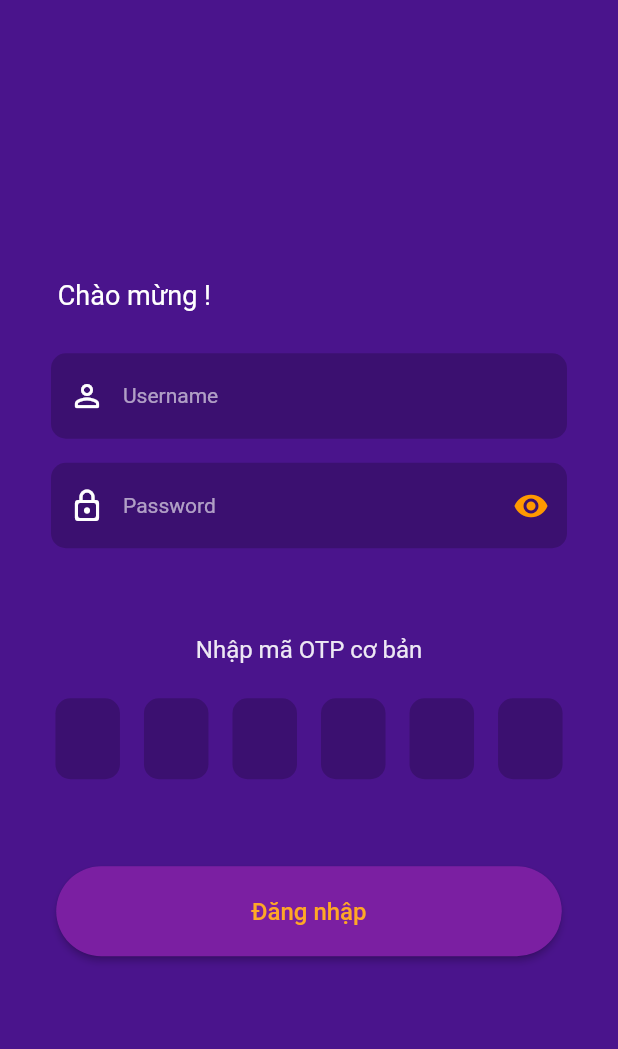
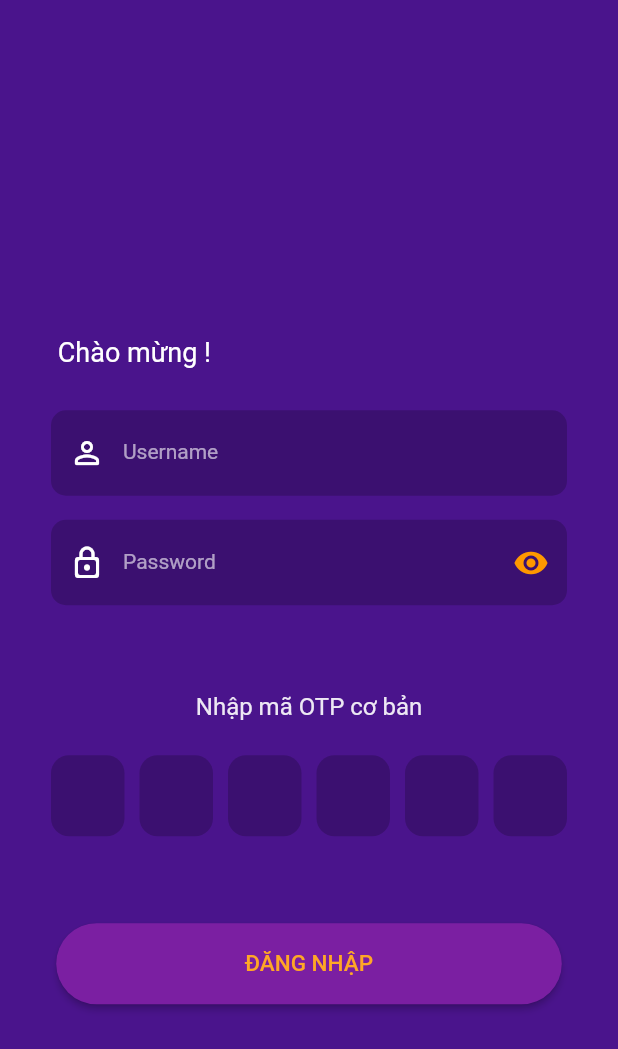
Before and after one commit to hnq-jan8/int_tp_app, a Flutter app: the screen it shows after launch, on a phone screen of 412 x 824 dp. Shown: the top 1049 px of the screen. Run offline on Flutter 3.47's test engine with Material 2 defaults, Android fonts, the phone set to English and light mode, and no system bars.

Commit message:
OTP field works, done building login screen

```diff
--- a/lib/login.dart
+++ b/lib/login.dart
@@ -14,6 +14,9 @@ class _LoginState extends State<Login> {
   String otp = '';
 
   var otpController = List.generate(6, (index) => TextEditingController());
+  var otpFocusNode = List.generate(6, (index) => FocusNode());
+
+  bool _isObscure = true;
 
   switchObscure({required isObscure}) {
     setState(() {
@@ -21,7 +24,23 @@ class _LoginState extends State<Login> {
     });
   }
 
-  bool _isObscure = true;
+  String updateOtp() {
+    return otp = otpController[0].text +
+        otpController[1].text +
+        otpController[2].text +
+        otpController[3].text +
+        otpController[4].text +
+        otpController[5].text;
+  }
+
+  @override
+  void dispose() {
+    for (var i = 0; i < 6; i++) {
+      otpController[i].dispose();
+      otpFocusNode[i].dispose();
+    }
+    super.dispose();
+  }
 
   @override
   Widget build(BuildContext context) {
@@ -31,11 +50,11 @@ class _LoginState extends State<Login> {
         mainAxisAlignment: MainAxisAlignment.center,
         children: <Widget>[
           welcomeUserSignIn(),
-          signInContainer(),
-          signInContainer(label: 'Password'),
-          otpRequesting(),
+          signInField(),
+          signInField(label: 'Password'),
+          twoStepAuthentication(),
           otpFields(context),
-          signInButton()
+          signInButton(),
         ],
       ),
     );
@@ -45,7 +64,7 @@ class _LoginState extends State<Login> {
     return Container(
       constraints: const BoxConstraints(maxWidth: 360),
       alignment: Alignment.centerLeft,
-      margin: const EdgeInsets.only(top: 40, bottom: 20, left: 25),
+      margin: const EdgeInsets.only(top: 150, bottom: 20, left: 25),
       child: const Text(
         'Chào mừng !',
         style: TextStyle(
@@ -56,7 +75,7 @@ class _LoginState extends State<Login> {
     );
   }
 
-  Container signInContainer({label = 'Username'}) {
+  Container signInField({label = 'Username'}) {
     return Container(
       constraints: const BoxConstraints(
         maxWidth: 360,
@@ -78,13 +97,11 @@ class _LoginState extends State<Login> {
           filled: true,
           fillColor: Colors.black.withOpacity(0.2),
           floatingLabelBehavior: FloatingLabelBehavior.never,
-          // alignLabelWithHint: true,
           contentPadding: const EdgeInsets.symmetric(vertical: 20),
           labelText: label,
           labelStyle: const TextStyle(
             color: Colors.white60,
           ),
-          alignLabelWithHint: true,
           hintText: label,
           hintStyle: const TextStyle(
             color: Colors.white38,
@@ -121,13 +138,13 @@ class _LoginState extends State<Login> {
     );
   }
 
-  Container otpRequesting() {
+  Container twoStepAuthentication({label = 'OTP'}) {
     return Container(
       constraints: const BoxConstraints(maxWidth: 360),
       alignment: Alignment.center,
       margin: const EdgeInsets.only(top: 50, bottom: 15),
       child: Text(
-        'Nhập mã OTP cơ bản',
+        label == 'OTP' ? 'Nhập mã OTP cơ bản' : label,
         style: TextStyle(
           color: Colors.white.withOpacity(0.9),
           fontSize: 16,
@@ -137,6 +154,7 @@ class _LoginState extends State<Login> {
   }
 
   SizedBox otpFields(BuildContext context) {
+    var hiddenChar = ' '; // for backward delete supporting
     return SizedBox(
       height: 70,
       child: Row(
@@ -145,62 +163,102 @@ class _LoginState extends State<Login> {
           6,
           (index) => Container(
             constraints: const BoxConstraints(
-              maxWidth: 360 / 6.1,
-              maxHeight: 76,
+              maxWidth: 59,
+              maxHeight: 75,
             ),
-            padding: const EdgeInsets.all(8),
+            padding: const EdgeInsets.symmetric(
+              horizontal: 5,
+              vertical: 8,
+            ),
             child: TextField(
               controller: otpController[index],
-              cursorColor: Colors.orange,
+              focusNode: otpFocusNode[index],
+              showCursor: false,
+              onTap: () {
+                for (var i = 0; i < 6; i++) {
+                  if (otpController[i].text == hiddenChar) {
+                    otpFocusNode[i].requestFocus();
+                    break;
+                  }
+                  if (otpController[i].text.isEmpty) {
+                    otpController[i].text = hiddenChar;
+                    otpFocusNode[i].requestFocus();
+                    break;
+                  }
+                  otpFocusNode[5].requestFocus();
+                }
+                otpController[index].selection = TextSelection.fromPosition(
+                  TextPosition(offset: otpController[index].text.length),
+                );
+              },
+              onTapOutside: (event) {
+                if (otpController[index].text == hiddenChar) {
+                  otpController[index].text = '';
+                }
+                updateOtp();
+              },
               onChanged: (value) {
-                if (value.length == 1 && index <= 5) {
-                  FocusScope.of(context).nextFocus();
-                } else if (value.isEmpty && index > 0) {
-                  FocusScope.of(context).previousFocus();
-                }
-                // when pasting OTP
-                if (value.length > 1) {
-                  for (var i = 0; i < value.length; i++) {
-                    if (i < 6) {
-                      otpController[i].text = value[i];
-                      if (i < 5) {
-                        FocusScope.of(context).nextFocus();
+                if (value.length == 6) {
+                  for (var i = 0; i < 6; i++) {
+                    otpController[i].text = value[i];
+                  }
+                  FocusScope.of(context).unfocus();
+                } // when pasting OTP when and only when the OTP is 6 digits
+                else {
+                  if (value.isEmpty) {
+                    if (index > 0) {
+                      if (otpController[index - 1].text.isEmpty) {
+                        otpController[index - 1].text = hiddenChar;
                       }
+                      FocusScope.of(context).previousFocus();
+                    }
+                  } else {
+                    if (index < 5) {
+                      otpController[index + 1].text = hiddenChar;
+                      FocusScope.of(context).nextFocus();
+                    } else {
+                      FocusScope.of(context).unfocus();
+                    }
+                    if (value.length == 1) {
+                      otpController[index].text = value[0];
+                    } else if (value.length == 2) {
+                      otpController[index].text = value[1];
+                    } else {
+                      for (int i = 0; i < 6; i++) {
+                        otpController[i].clear();
+                      }
+                      otpFocusNode[0].requestFocus();
                     }
                   }
                 }
-                otp = otpController[0].text +
-                    otpController[1].text +
-                    otpController[2].text +
-                    otpController[3].text +
-                    otpController[4].text +
-                    otpController[5].text;
+                updateOtp();
               },
               style: const TextStyle(
                 color: Colors.white,
-                fontSize: 14,
+                fontSize: 16,
               ),
-              textAlign: TextAlign.center,
               decoration: InputDecoration(
+                contentPadding: const EdgeInsets.only(
+                  top: 18,
+                  bottom: 22,
+                  left: 19.4,
+                  right: 14,
+                ),
                 filled: true,
                 fillColor: Colors.black.withOpacity(0.2),
-                labelStyle: const TextStyle(
-                  color: Colors.white60,
-                ),
                 enabledBorder: const OutlineInputBorder(
-                  borderRadius: BorderRadius.all(Radius.circular(10)),
+                  borderRadius: BorderRadius.all(Radius.circular(12)),
                   borderSide: BorderSide.none,
                 ),
-                focusedBorder: const OutlineInputBorder(
+                focusedBorder: OutlineInputBorder(
                   borderSide: BorderSide(
-                    color: Colors.white70,
+                    color: Colors.orange.shade400,
                   ),
-                  borderRadius: BorderRadius.all(Radius.circular(10)),
+                  borderRadius: const BorderRadius.all(Radius.circular(12)),
                 ),
               ),
               inputFormatters: [
                 FilteringTextInputFormatter.digitsOnly,
-                // LengthLimitingTextInputFormatter(1),
               ],
               keyboardType: TextInputType.number,
             ),
@@ -214,12 +272,12 @@ class _LoginState extends State<Login> {
     return Container(
       constraints: const BoxConstraints(
         maxWidth: 337,
-        maxHeight: 60,
+        maxHeight: 54,
       ),
-      margin: const EdgeInsets.only(top: 50, bottom: 40),
+      margin: const EdgeInsets.only(top: 50, bottom: 80),
       child: ElevatedButton(
         onPressed: () => debugPrint(
-          'Username: $username, Password: $password, OTP: $otp',
+          'Username: {$username}\nPassword: {$password}\nOTP: {$otp}',
         ),
         style: ButtonStyle(
           backgroundColor: MaterialStatePropertyAll(Colors.purple[700]),
@@ -231,12 +289,7 @@ class _LoginState extends State<Login> {
           ),
         ),
         child: const Center(
-          child: Text(
-            'Đăng nhập',
-            style: TextStyle(
-              fontSize: 16,
-            ),
-          ),
+          child: Text('ĐĂNG NHẬP', style: TextStyle(fontSize: 15)),
         ),
       ),
     );
```
